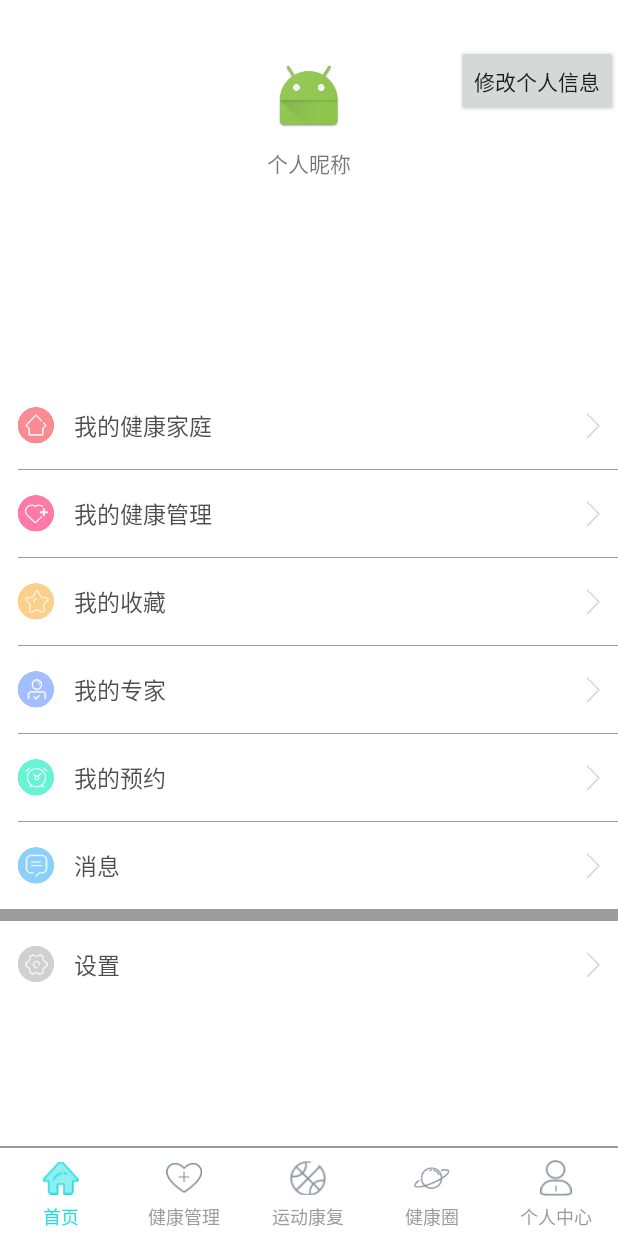
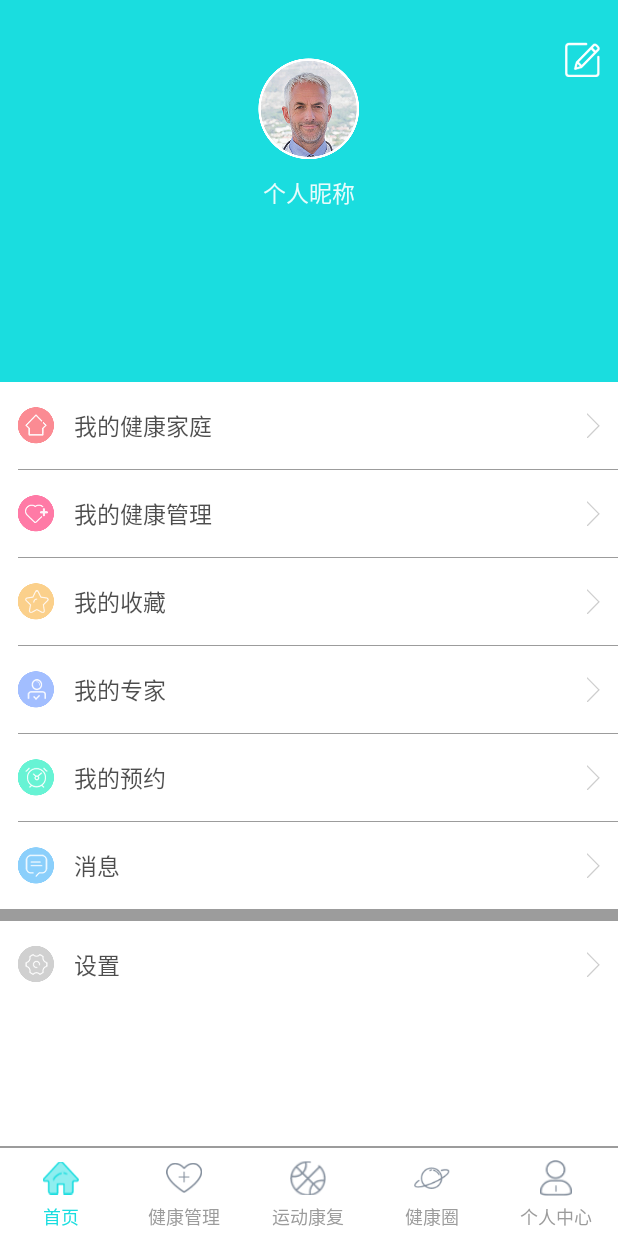
Before and after one commit to BreadLzf/healthy, an Android app: the fragment UserCenterFragment placed in its activity, on a phone screen of 412 x 824 dp. Run offline under Robolectric (Android 15) with nearby library versions, the light colour scheme and no system bars.

Commit message:
个人中心初步完善

```diff
--- a/app/src/main/java/healthy/tichuang/com/ui/fragment/UserCenterFragment.java
+++ b/app/src/main/java/healthy/tichuang/com/ui/fragment/UserCenterFragment.java
@@ -1,14 +1,16 @@
 package healthy.tichuang.com.ui.fragment;
 
+import android.content.Intent;
 import android.os.Bundle;
 import android.support.annotation.Nullable;
 import android.util.Log;
 import android.view.LayoutInflater;
 import android.view.View;
 import android.view.ViewGroup;
-import android.widget.Button;
+import android.widget.ImageView;
 
 import healthy.tichuang.com.android_handhoop.R;
+import healthy.tichuang.com.ui.activity.ModifyUserActivity;
 import healthy.tichuang.com.ui.base.BaseFragment;
 
 /**
@@ -17,7 +19,7 @@ import healthy.tichuang.com.ui.base.BaseFragment;
 
 public class UserCenterFragment extends BaseFragment   implements View.OnClickListener{
 
-    private Button  mEditBtn;
+    private ImageView mEditBtn;
     private View  rootView;
     private ViewGroup personContainer;
 
@@ -52,7 +54,7 @@ public class UserCenterFragment extends BaseFragment   implements View.OnClickLi
     private  void   initView(LayoutInflater inflater, ViewGroup container){
         rootView= inflater.inflate(R.layout.fragment_user_center, container, false);
 
-        mEditBtn = (Button) rootView.findViewById(R.id.user_center_to_edit_btn);
+        mEditBtn = (ImageView) rootView.findViewById(R.id.user_center_to_edit_btn);
         mEditBtn.setOnClickListener(this);
 
     }
@@ -79,7 +81,13 @@ public class UserCenterFragment extends BaseFragment   implements View.OnClickLi
 
     @Override
     public void onClick(View v) {
-
+        Intent  intent;
+         switch (v.getId()){
+             case  R.id.user_center_to_edit_btn:
+                 intent =new Intent(getActivity(), ModifyUserActivity.class);
+                 startActivity(intent);
+                 break;
+         }
     }
 
 
--- a/app/src/main/res/layout/fragment_user_center.xml
+++ b/app/src/main/res/layout/fragment_user_center.xml
@@ -9,16 +9,18 @@
         android:layout_width="match_parent"
         android:layout_height="0dp"
         android:layout_weight="1"
+        android:background="@color/login_base_color"
         android:orientation="vertical">
 
 
         <ImageView
             android:id="@+id/user_center_head_img"
-            android:layout_width="wrap_content"
-            android:layout_height="wrap_content"
+            android:layout_width="68dp"
+            android:layout_height="68dp"
+
             android:layout_centerHorizontal="true"
-            android:layout_marginTop="@dimen/dp_40"
-            android:src="@mipmap/ic_launcher">
+            android:layout_marginTop="38.5dp"
+            android:src="@drawable/person_head">
 
         </ImageView>
 
@@ -27,17 +29,23 @@
             android:layout_height="wrap_content"
             android:layout_below="@id/user_center_head_img"
             android:layout_centerHorizontal="true"
+            android:textSize="@dimen/text_size_15"
+            android:layout_marginBottom="35.5dp"
+            android:textColor="@color/white_90"
             android:layout_marginTop="@dimen/dp_10"
             android:text="个人昵称"/>
 
 
-        <Button
+        <ImageView
             android:id="@+id/user_center_to_edit_btn"
             android:layout_width="wrap_content"
             android:layout_height="wrap_content"
             android:layout_alignParentRight="true"
-            android:layout_marginTop="@dimen/dp_30"
-            android:text="修改个人信息"/>
+            android:layout_marginRight="@dimen/dp_12"
+            android:src="@drawable/person_edit"
+            android:layout_marginTop="@dimen/dp_28"
+
+            />
 
     </RelativeLayout>
 
```
